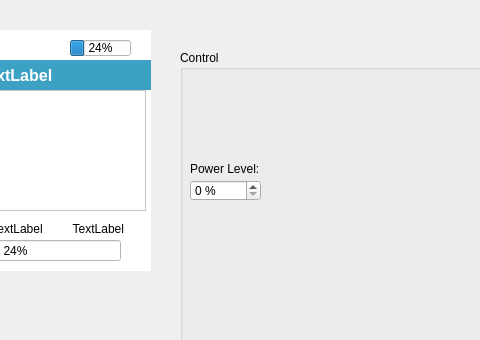
First picture: the form in mainwindow.ui, repository lasitha-amuwala/CES-Simulator, before the edit; both pictures show x 150 to 630 and y 0 to 340 of the 800 by 667 pixel window.
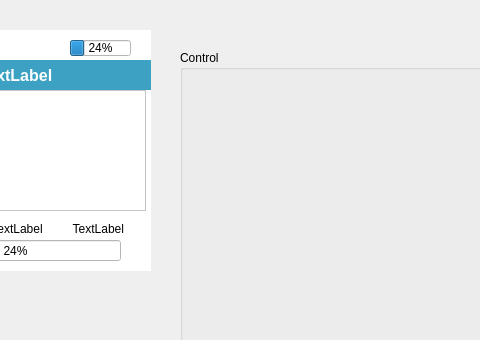
Second picture: the form after the edit. Icons and pictures are not drawn.

Commit message: removed control ui'

Patch:
```diff
--- a/mainwindow.ui
+++ b/mainwindow.ui
@@ -417,44 +417,6 @@
     <property name="title">
      <string>Control</string>
     </property>
-    <widget class="QSpinBox" name="spinBox">
-     <property name="geometry">
-      <rect>
-       <x>10</x>
-       <y>130</y>
-       <width>71</width>
-       <height>21</height>
-      </rect>
-     </property>
-     <property name="suffix">
-      <string> %</string>
-     </property>
-     <property name="prefix">
-      <string/>
-     </property>
-     <property name="minimum">
-      <number>0</number>
-     </property>
-     <property name="maximum">
-      <number>100</number>
-     </property>
-     <property name="displayIntegerBase">
-      <number>10</number>
-     </property>
-    </widget>
-    <widget class="QLabel" name="label">
-     <property name="geometry">
-      <rect>
-       <x>10</x>
-       <y>110</y>
-       <width>101</width>
-       <height>17</height>
-      </rect>
-     </property>
-     <property name="text">
-      <string>Power Level:</string>
-     </property>
-    </widget>
    </widget>
   </widget>
   <widget class="QMenuBar" name="menubar">
```
